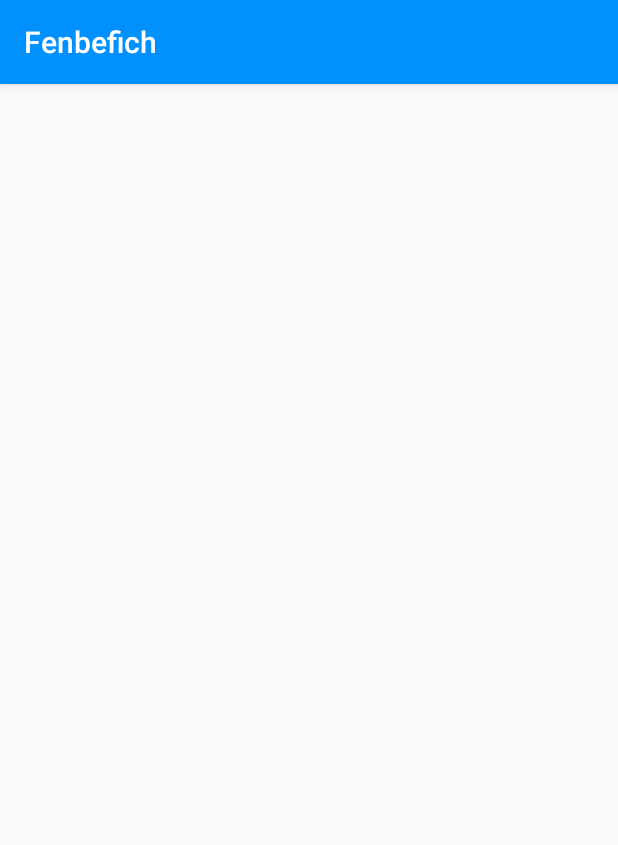
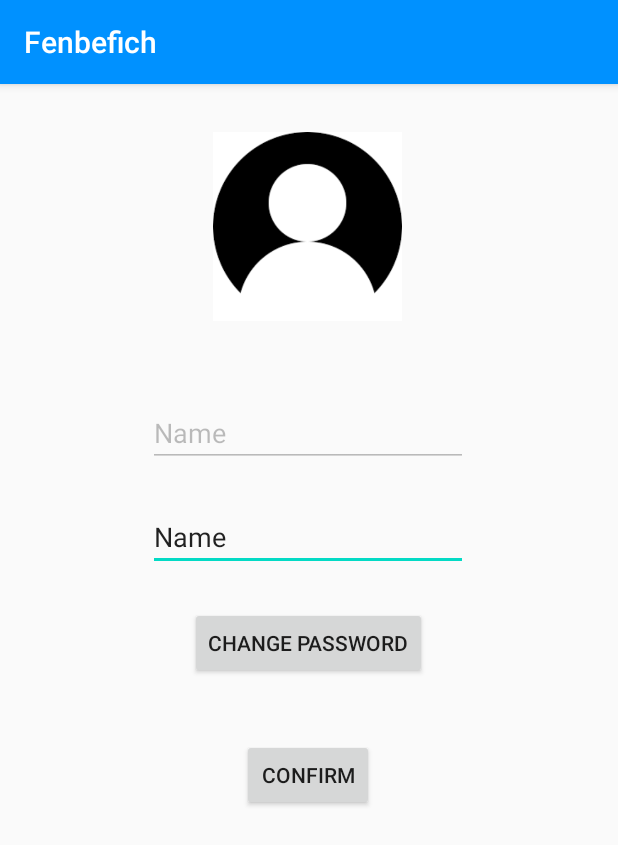
Before and after one commit to johncegom/Fenbefich, an Android app: the AccountEditActivity screen opened directly, with no data from a screen before it, on a phone screen of 412 x 824 dp. Shown: the top 845 px of the screen. Run offline under Robolectric (Android 15) with nearby library versions, the phone set to English and light mode, and no system bars; our stand-ins replace Firebase (no records; nobody signed in at launch, a user with empty details on screens opened directly), Picasso; pictures from the network do not load.

Commit message:
Edit account button

```diff
--- a/app/src/main/java/com/example/firebasegogo/AccountEditActivity.java
+++ b/app/src/main/java/com/example/firebasegogo/AccountEditActivity.java
@@ -2,13 +2,61 @@ package com.example.firebasegogo;
 
 import androidx.appcompat.app.AppCompatActivity;
 
+import android.content.SharedPreferences;
 import android.os.Bundle;
+import android.util.Log;
+import android.widget.Button;
+import android.widget.EditText;
+import android.widget.ImageView;
+import android.widget.Toast;
+
+import com.google.firebase.database.DataSnapshot;
+import com.google.firebase.database.DatabaseError;
+import com.google.firebase.database.DatabaseReference;
+import com.google.firebase.database.FirebaseDatabase;
+import com.google.firebase.database.Query;
+import com.squareup.picasso.Picasso;
 
 public class AccountEditActivity extends AppCompatActivity {
-
+    EditText id;
+    EditText name;
+    ImageView ava;
+    Button pwd;
+    Button conf;
+    String session_id;
+    DatabaseReference databaseReference;
     @Override
     protected void onCreate(Bundle savedInstanceState) {
         super.onCreate(savedInstanceState);
         setContentView(R.layout.activity_account_edit);
+        id = (EditText) findViewById(R.id.user_id);
+        name = (EditText) findViewById(R.id.username);
+        ava = (ImageView) findViewById(R.id.avatar);
+        pwd = (Button) findViewById(R.id.pwd_change);
+        conf = (Button) findViewById(R.id.confirm);
+        SharedPreferences pref = getApplicationContext().getSharedPreferences("MyPref", 0);
+        session_id = pref.getString("session ID", null);
+        Toast.makeText(this, session_id, Toast.LENGTH_SHORT).show();
+        databaseReference = FirebaseDatabase.getInstance().getReferenceFromUrl("https://fir-testing-d686c.firebaseio.com/Users");
+        fetchData(session_id);
+    }
+    public void fetchData(String session_id){
+        Query itemQuery = databaseReference.orderByChild("ID").equalTo(session_id);
+        itemQuery.addValueEventListener(new com.google.firebase.database.ValueEventListener() {
+            @Override
+            public void onDataChange(final com.google.firebase.database.DataSnapshot dataSnapshot) {
+                for (DataSnapshot ds : dataSnapshot.getChildren()) {
+                    User newUser = ds.getValue(User.class);
+                    id.setText(newUser.getID());
+                    name.setText(newUser.getName());
+                    Picasso.get().load(newUser.getImage()).fit().into(ava);
+                }
+            }
+
+            @Override
+            public void onCancelled(DatabaseError databaseError) {
+                Log.w("TAG", "loadFood:onCancelled", databaseError.toException());
+            }
+        });
     }
 }
--- a/app/src/main/java/com/example/firebasegogo/DetailMenu.java
+++ b/app/src/main/java/com/example/firebasegogo/DetailMenu.java
@@ -162,8 +162,8 @@ public class DetailMenu extends AppCompatActivity implements NavigationView.OnNa
         }
     }
     public void deleteItem(final Item temp){
-        Query applesQuery = databaseReference.orderByChild("Name").equalTo(temp.getName());
-        applesQuery.addListenerForSingleValueEvent(new ValueEventListener() {
+        Query itemQuery = databaseReference.orderByChild("Name").equalTo(temp.getName());
+        itemQuery.addListenerForSingleValueEvent(new ValueEventListener() {
             @Override
             public void onDataChange(DataSnapshot dataSnapshot) {
                 for (DataSnapshot appleSnapshot: dataSnapshot.getChildren()) {
@@ -381,6 +381,10 @@ public class DetailMenu extends AppCompatActivity implements NavigationView.OnNa
      @Override
     public boolean onNavigationItemSelected(@NonNull MenuItem item) {
         switch (item.getItemId()) {
+            case R.id.account:
+                Intent AccountIntent = new Intent(this, AccountEditActivity.class);
+                startActivity(AccountIntent);
+                return true;
             case R.id.homeview:
                 Intent intent = new Intent(this, MainActivity.class);
                 startActivity(intent);
--- a/app/src/main/java/com/example/firebasegogo/MainActivity.java
+++ b/app/src/main/java/com/example/firebasegogo/MainActivity.java
@@ -38,7 +38,7 @@ public class MainActivity extends AppCompatActivity {
         btnAccount.setOnClickListener(new View.OnClickListener(){
             @Override
             public void onClick(View view){
-                Intent AccountEditIntent = new Intent(MainActivity.this, DetailMenu.class);
+                Intent AccountEditIntent = new Intent(MainActivity.this, AccountEditActivity.class);
                 startActivity(AccountEditIntent);
             }
         });
--- a/app/src/main/java/com/example/firebasegogo/SplashScreenActivity.java
+++ b/app/src/main/java/com/example/firebasegogo/SplashScreenActivity.java
@@ -4,7 +4,9 @@ import androidx.appcompat.app.AppCompatActivity;
 import androidx.constraintlayout.widget.ConstraintLayout;
 
 import android.animation.ValueAnimator;
+import android.content.Context;
 import android.content.Intent;
+import android.content.SharedPreferences;
 import android.os.Bundle;
 import android.os.Handler;
 import android.view.View;
@@ -16,11 +18,17 @@ import android.view.animation.AnimationUtils;
 import android.view.animation.Transformation;
 import android.view.animation.TranslateAnimation;
 import android.widget.Button;
+import android.widget.EditText;
 import android.widget.FrameLayout;
 import android.widget.ImageView;
 import android.widget.LinearLayout;
 import android.widget.RelativeLayout;
 import android.widget.TextView;
+
+import com.google.firebase.database.DatabaseReference;
+import com.google.firebase.database.FirebaseDatabase;
+
+import java.lang.reflect.Constructor;
 
 public class SplashScreenActivity extends AppCompatActivity {
     ConstraintLayout constraintLayout;
@@ -32,16 +40,12 @@ public class SplashScreenActivity extends AppCompatActivity {
             linearLayout.setVisibility(View.VISIBLE);
         }
     };
-    Runnable r = new Runnable() {
-        @Override
-        public void run() {
-            constraintLayout.animate().translationYBy(-600f).setDuration(2000);
-        };
-    };
     Button login_button;
     Animation topAnimation, bottomAnimation;
     ImageView logoSplashScreen;
     TextView appName;
+    EditText login_id;
+    EditText password;
     @Override
     protected void onCreate(Bundle savedInstanceState) {
         super.onCreate(savedInstanceState);
@@ -51,25 +55,38 @@ public class SplashScreenActivity extends AppCompatActivity {
         constraintLayout = (ConstraintLayout) findViewById(R.id.cons_layout);
         linearLayout = (LinearLayout) findViewById(R.id.linear_layout);
         handler.postDelayed(runnable, 4000);
-        //Login
-        login_button = (Button) findViewById(R.id.btn_login);
-        login_button.setOnClickListener(new View.OnClickListener() {
-            @Override
-            public void onClick(View v) {
-                Intent intent = new Intent(SplashScreenActivity.this, MainActivity.class);
-                startActivity(intent);
-            }
-        });
         topAnimation = AnimationUtils.loadAnimation(this, R.anim.top_animation);
         bottomAnimation = AnimationUtils.loadAnimation(this, R.anim.bottom_animation);
 
         //Map
         logoSplashScreen = (ImageView) findViewById(R.id.imageViewSplashScreen);
         appName = (TextView) findViewById(R.id.textViewSplashScreen);
+        login_id = (EditText) findViewById(R.id.user_id);
+        password = (EditText) findViewById(R.id.user_pwd);
+        login_button = (Button) findViewById(R.id.btn_login);
 
         //Set animation for logo and text
         logoSplashScreen.setAnimation(topAnimation);
         appName.setAnimation(bottomAnimation);
+        Runnable r = new Runnable() {
+            @Override
+            public void run() {
+                constraintLayout.animate().translationYBy(-600f).setDuration(2000);
+            };
+        };
         handler.postDelayed(r, 2000);
+        //Validate login
+        login_button.setOnClickListener(new View.OnClickListener() {
+            @Override
+            public void onClick(View v) {
+
+                SharedPreferences pref = getApplicationContext().getSharedPreferences("MyPref", 0); // 0 - for private mode
+                SharedPreferences.Editor editor = pref.edit();
+                editor.putString("session ID", login_id.getText().toString());
+                editor.commit();
+                Intent intent = new Intent(SplashScreenActivity.this, MainActivity.class);
+                startActivity(intent);
+            }
+        });
     }
 }
--- a/app/src/main/java/com/example/firebasegogo/User.java
+++ b/app/src/main/java/com/example/firebasegogo/User.java
@@ -25,7 +25,7 @@ public class User {
         result.put("Image", Image);
         return result;
     }
-    public String ID() {
+    public String getID() {
         return ID;
     }
     public String getName() {
--- a/app/src/main/res/layout/activity_account_edit.xml
+++ b/app/src/main/res/layout/activity_account_edit.xml
@@ -6,4 +6,64 @@
     android:layout_height="match_parent"
     tools:context=".AccountEditActivity">
 
+    <ImageView
+        android:id="@+id/avatar"
+        android:layout_width="146dp"
+        android:layout_height="126dp"
+        android:layout_marginTop="32dp"
+        app:layout_constraintEnd_toEndOf="parent"
+        app:layout_constraintHorizontal_bias="0.497"
+        app:layout_constraintStart_toStartOf="parent"
+        app:layout_constraintTop_toTopOf="parent"
+        app:srcCompat="@drawable/user" />
+
+    <EditText
+        android:id="@+id/user_id"
+        android:layout_width="wrap_content"
+        android:layout_height="wrap_content"
+        android:layout_marginTop="52dp"
+        android:ems="10"
+        android:enabled="false"
+        android:inputType="textPersonName"
+        android:text="Name"
+        app:layout_constraintEnd_toEndOf="parent"
+        app:layout_constraintHorizontal_bias="0.497"
+        app:layout_constraintStart_toStartOf="parent"
+        app:layout_constraintTop_toBottomOf="@+id/avatar" />
+
+    <EditText
+        android:id="@+id/username"
+        android:layout_width="wrap_content"
+        android:layout_height="wrap_content"
+        android:layout_marginTop="24dp"
+        android:ems="10"
+        android:inputType="textPersonName"
+        android:text="Name"
+        app:layout_constraintEnd_toEndOf="parent"
+        app:layout_constraintHorizontal_bias="0.497"
+        app:layout_constraintStart_toStartOf="parent"
+        app:layout_constraintTop_toBottomOf="@+id/user_id" />
+
+    <Button
+        android:id="@+id/pwd_change"
+        android:layout_width="wrap_content"
+        android:layout_height="wrap_content"
+        android:layout_marginTop="24dp"
+        android:text="Change Password"
+        app:layout_constraintEnd_toEndOf="parent"
+        app:layout_constraintHorizontal_bias="0.498"
+        app:layout_constraintStart_toStartOf="parent"
+        app:layout_constraintTop_toBottomOf="@+id/username" />
+
+    <Button
+        android:id="@+id/confirm"
+        android:layout_width="wrap_content"
+        android:layout_height="wrap_content"
+        android:layout_marginTop="40dp"
+        android:text="Confirm"
+        app:layout_constraintEnd_toEndOf="parent"
+        app:layout_constraintHorizontal_bias="0.498"
+        app:layout_constraintStart_toStartOf="parent"
+        app:layout_constraintTop_toBottomOf="@+id/pwd_change" />
+
 </androidx.constraintlayout.widget.ConstraintLayout>
--- a/app/src/main/res/layout/splash_screen.xml
+++ b/app/src/main/res/layout/splash_screen.xml
@@ -74,6 +74,7 @@
             android:textSize="15sp" />
 
         <EditText
+            android:id="@+id/user_id"
             android:layout_width="match_parent"
             android:layout_height="40dp"
             android:background="@drawable/et_bg"
@@ -91,6 +92,7 @@
             android:textSize="15sp" />
 
         <EditText
+            android:id="@+id/user_pwd"
             android:layout_width="match_parent"
             android:layout_height="40dp"
             android:background="@drawable/et_bg"
--- a/app/src/main/res/menu/navbar_menu.xml
+++ b/app/src/main/res/menu/navbar_menu.xml
@@ -1,5 +1,6 @@
 <?xml version="1.0" encoding="utf-8"?>
 <menu xmlns:android="http://schemas.android.com/apk/res/android">
+    <item android:id="@+id/account" android:title="Account" android:icon="@drawable/ic_person"/>
     <item android:id="@+id/homeview" android:title="Home" android:icon="@drawable/ic_houses" />
     <item android:id="@+id/foodview" android:title="Food" android:icon="@drawable/ic_fastfood_24px"/>
     <item android:id="@+id/drinkview" android:title="Drink" android:icon="@drawable/ic_local_bar_24px"/>
```
